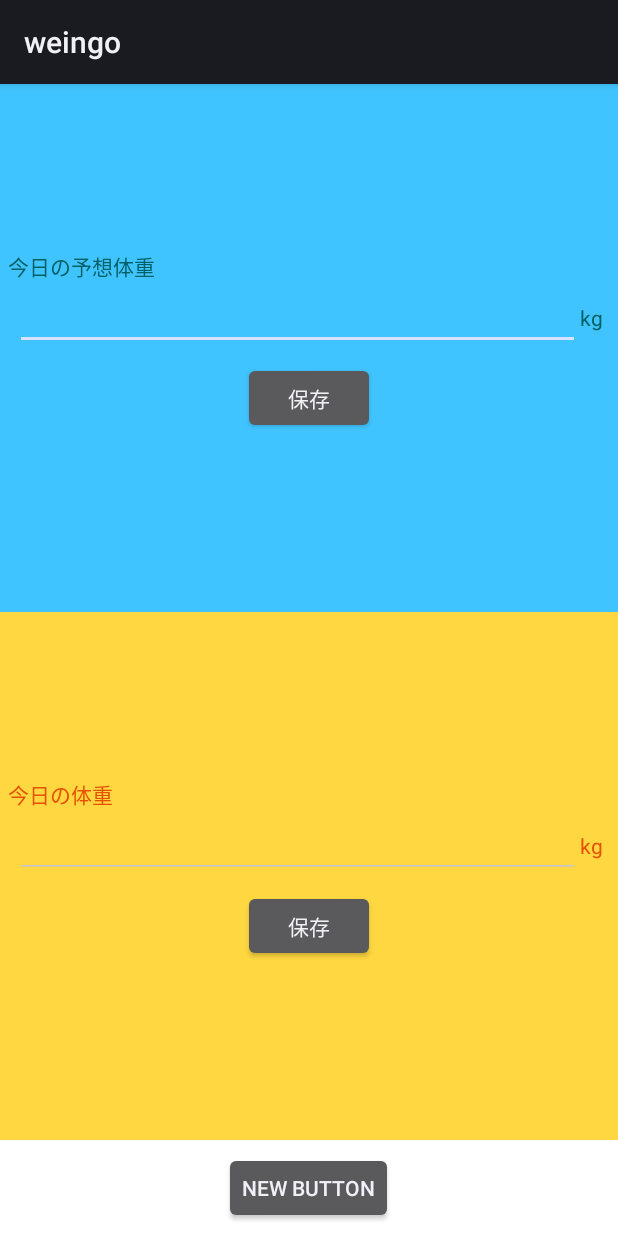
After one commit to kotaoue/weingo, an Android app: the RecordInputActivity screen opened directly, with no data from a screen before it, on a phone screen of 412 x 824 dp. The commit adds this screen. Run offline under Robolectric (Android 15) with nearby library versions, the phone set to English and light mode, and no system bars.

Commit message:
[kotaoue]タブのレイアウト微調整した。

```diff
--- /dev/null
+++ b/main/src/main/java/me/oue/weingo/main/RecordInputActivity.java
@@ -0,0 +1,12 @@
+package me.oue.weingo.main;
+
+import android.app.Activity;
+import android.os.Bundle;
+
+public class RecordInputActivity extends Activity {
+    @Override
+    public void onCreate(Bundle savedInstanceState) {
+        super.onCreate(savedInstanceState);
+        setContentView(R.layout.record_input);
+    }
+}
--- a/main/src/main/java/me/oue/weingo/main/ThirdActivity.java
+++ b/main/src/main/java/me/oue/weingo/main/RecordViewActivity.java
@@ -4,12 +4,12 @@
 import android.os.Bundle;
 import android.widget.TextView;
 
-public class ThirdActivity extends Activity {
+public class RecordViewActivity extends Activity {
     @Override
     public void onCreate(Bundle savedInstanceState) {
         super.onCreate(savedInstanceState);
         TextView textview = new TextView(this);
-        textview.setText("This is the third tab");
+        textview.setText("This is the second tab");
         setContentView(textview);
     }
 }
--- /dev/null
+++ b/main/src/main/res/layout/record_input.xml
@@ -0,0 +1,141 @@
+<?xml version="1.0" encoding="utf-8"?>
+
+<LinearLayout xmlns:android="http://schemas.android.com/apk/res/android"
+    android:layout_width="match_parent"
+    android:layout_height="match_parent"
+    android:orientation="vertical">
+
+
+    <LinearLayout
+        android:id="@+id/tab1"
+        android:layout_width="match_parent"
+        android:layout_height="match_parent"
+        android:background="#ffffff"
+        android:orientation="vertical">
+
+        <LinearLayout
+            android:layout_width="fill_parent"
+            android:layout_height="wrap_content"
+            android:layout_weight="1"
+            android:background="@color/before_bg"
+            android:gravity="center_vertical"
+            android:orientation="vertical">
+
+            <LinearLayout
+                android:layout_width="fill_parent"
+                android:layout_height="wrap_content"
+                android:orientation="vertical">
+
+                <TextView
+                    android:id="@+id/textView"
+                    android:layout_width="wrap_content"
+                    android:layout_height="wrap_content"
+                    android:layout_marginLeft="5dp"
+                    android:text="@string/before_title"
+                    android:textColor="@color/before_text" />
+            </LinearLayout>
+
+            <LinearLayout
+                android:layout_width="fill_parent"
+                android:layout_height="wrap_content"
+                android:orientation="horizontal">
+
+                <EditText
+                    android:id="@+id/editTextBefore"
+                    android:layout_width="wrap_content"
+                    android:layout_height="wrap_content"
+                    android:layout_marginLeft="10dp"
+                    android:layout_weight="1"
+                    android:inputType="number" />
+
+                <TextView
+                    android:id="@+id/textViewBeforeUnit"
+                    android:layout_width="wrap_content"
+                    android:layout_height="wrap_content"
+                    android:paddingRight="10dp"
+                    android:text="@string/unit"
+                    android:textColor="@color/before_text" />
+            </LinearLayout>
+
+            <Button
+                android:id="@+id/buttonBefore"
+                android:layout_width="wrap_content"
+                android:layout_height="wrap_content"
+                android:layout_gravity="center_horizontal|bottom"
+                android:layout_marginBottom="8dp"
+                android:layout_marginTop="8dp"
+                android:paddingLeft="10dp"
+                android:paddingRight="10dp"
+                android:text="@string/save_button_text" />
+
+        </LinearLayout>
+
+        <LinearLayout
+            android:layout_width="fill_parent"
+            android:layout_height="wrap_content"
+            android:layout_weight="1"
+            android:background="@color/after_bg"
+            android:gravity="center_vertical"
+            android:orientation="vertical">
+
+            <LinearLayout
+                android:layout_width="fill_parent"
+                android:layout_height="wrap_content"
+                android:orientation="vertical">
+
+                <TextView
+                    android:id="@+id/textViewAfter"
+                    android:layout_width="wrap_content"
+                    android:layout_height="wrap_content"
+                    android:layout_marginLeft="5dp"
+                    android:text="@string/after_title"
+                    android:textColor="@color/after_text" />
+            </LinearLayout>
+
+            <LinearLayout
+                android:layout_width="fill_parent"
+                android:layout_height="wrap_content"
+                android:orientation="horizontal">
+
+                <EditText
+                    android:id="@+id/editTextAfter"
+                    android:layout_width="wrap_content"
+                    android:layout_height="wrap_content"
+                    android:layout_marginLeft="10dp"
+                    android:layout_weight="1"
+                    android:inputType="number" />
+
+                <TextView
+                    android:id="@+id/textViewAfterUnit"
+                    android:layout_width="wrap_content"
+                    android:layout_height="wrap_content"
+                    android:paddingRight="10dp"
+                    android:text="@string/unit"
+                    android:textColor="@color/after_text" />
+            </LinearLayout>
+
+            <Button
+                android:id="@+id/buttonAfter"
+                android:layout_width="wrap_content"
+                android:layout_height="wrap_content"
+                android:layout_gravity="center_horizontal|bottom"
+                android:layout_marginBottom="8dp"
+                android:layout_marginTop="8dp"
+                android:paddingLeft="10dp"
+                android:paddingRight="10dp"
+                android:text="@string/save_button_text" />
+
+        </LinearLayout>
+
+        <Button
+            android:id="@+id/button"
+            android:layout_width="wrap_content"
+            android:layout_height="wrap_content"
+            android:layout_gravity="center_horizontal|bottom"
+            android:layout_marginBottom="8dp"
+            android:layout_marginTop="8dp"
+            android:text="New Button" />
+
+    </LinearLayout>
+
+</LinearLayout>
--- a/main/src/main/res/values/strings.xml
+++ b/main/src/main/res/values/strings.xml
@@ -1,9 +1,12 @@
 <?xml version="1.0" encoding="utf-8"?>
 <resources>
     <string name="app_name">weingo</string>
+    <string name="input_tag_title">体重を測る</string>
+    <string name="view_tag_title">グラフを見る</string>
     <string name="unit">kg</string>
-    <string name="hello_world">Hello Hello Hello</string>
     <string name="action_settings">Settings</string>
-    <string name="tab1">1</string>
-    <string name="tab2">2</string>
- </resources>
+    <string name="before_title">今日の予想体重</string>
+    <string name="after_title">今日の体重</string>
+    <string name="save_button_text">保存</string>
+
+</resources>
```
Also changed, not shown: main/src/main/AndroidManifest.xml (+6 -10 lines), main/src/main/java/me/oue/weingo/main/FirstActivity.java (deleted, +0 -15 lines), main/src/main/java/me/oue/weingo/main/HelloTabWidget.java (deleted, +0 -53 lines), main/src/main/java/me/oue/weingo/main/MainActivity.java (deleted, +0 -38 lines), main/src/main/java/me/oue/weingo/main/OuterFrameWidget.java (added, +52 -0 lines), main/src/main/java/me/oue/weingo/main/SecondActivity.java (deleted, +0 -15 lines), main/src/main/res/layout/activity_main.xml (deleted, +0 -175 lines).
